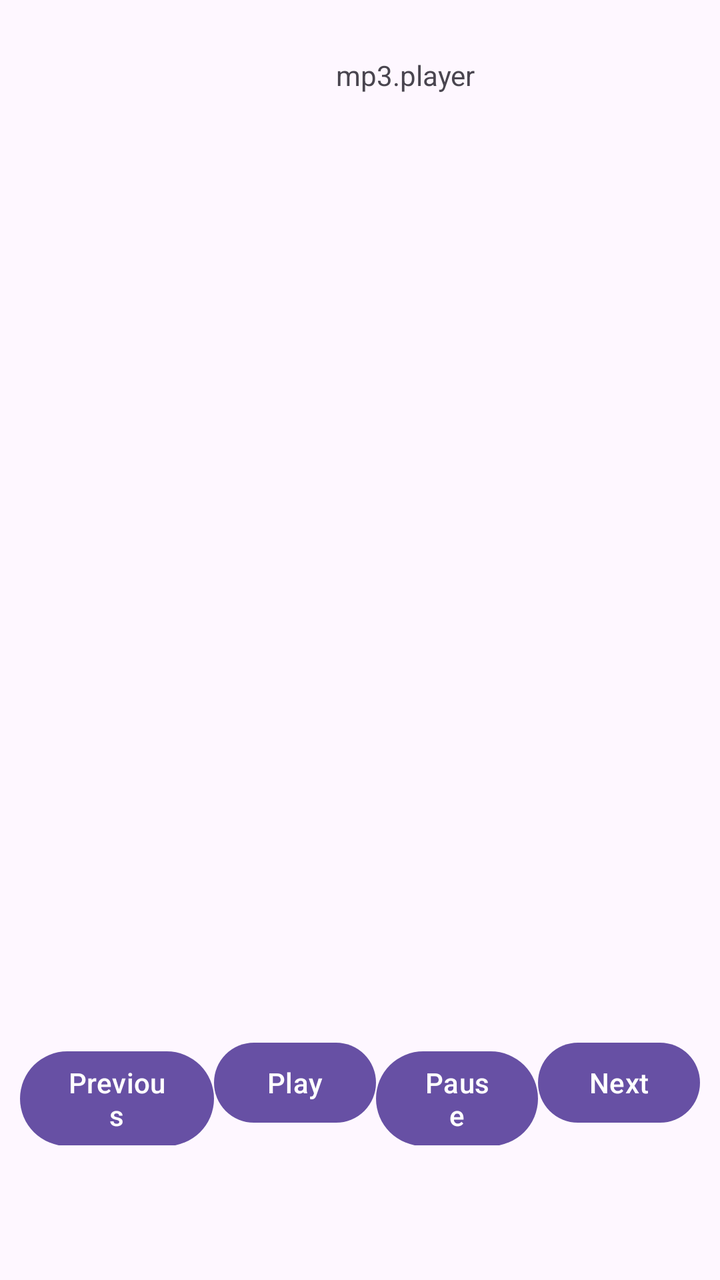
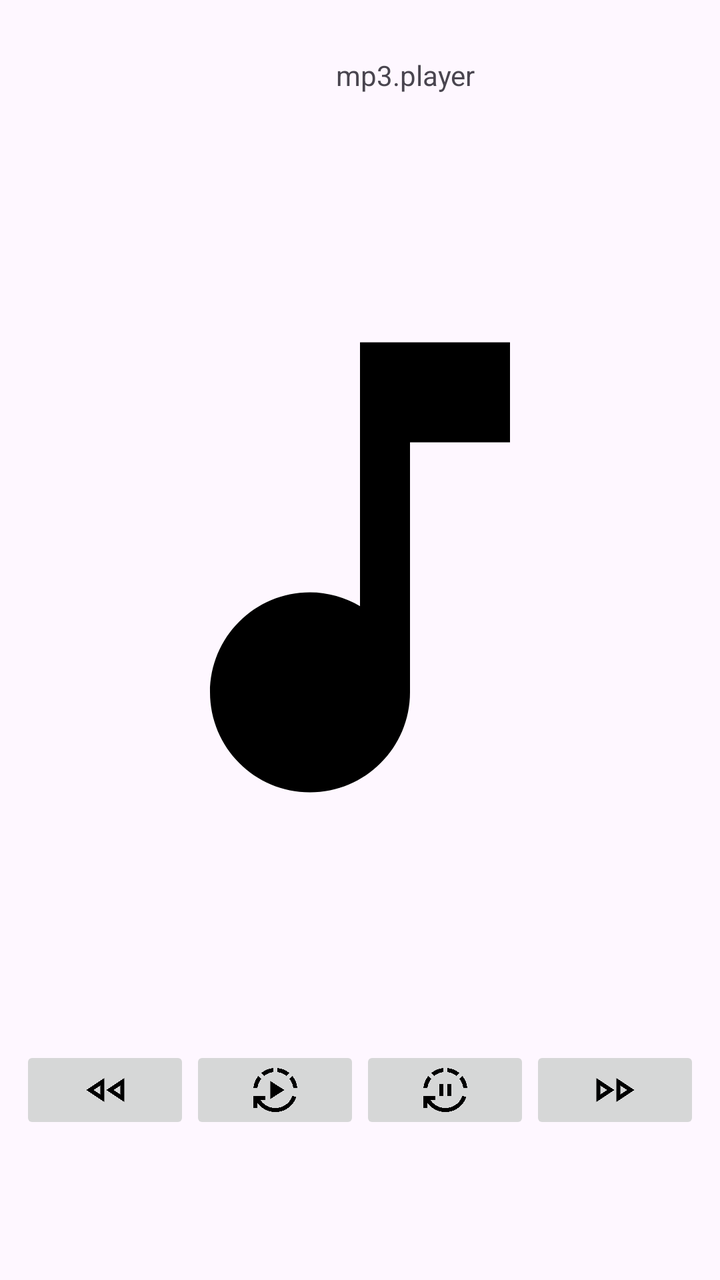

An Android layout rendered at two revisions. The XML below is the earlier revision; the diff shows what the commit changed to produce the second picture.
<!-- AndroidManifest.xml: application theme Theme.MyApplication -->
<!-- res/layout/activity_main.xml -->
<?xml version="1.0" encoding="utf-8"?>
<androidx.constraintlayout.widget.ConstraintLayout xmlns:android="http://schemas.android.com/apk/res/android"
    xmlns:app="http://schemas.android.com/apk/res-auto"
    xmlns:tools="http://schemas.android.com/tools"
    android:id="@+id/main"
    android:layout_width="match_parent"
    android:layout_height="match_parent"
    tools:context=".MainActivity">

    <TextView
        android:id="@+id/textView"
        android:layout_width="wrap_content"
        android:layout_height="wrap_content"
        android:layout_marginStart="168dp"
        android:layout_marginTop="28dp"
        android:text="@string/app_name"
        app:layout_constraintStart_toStartOf="parent"
        app:layout_constraintTop_toTopOf="parent" />

    <LinearLayout
        android:id="@+id/linearLayout"
        android:layout_width="match_parent"
        android:layout_height="wrap_content"
        android:layout_marginStart="10dp"
        android:layout_marginTop="500dp"
        android:layout_marginEnd="10dp"
        android:layout_marginBottom="50dp"
        android:orientation="horizontal"
        app:layout_constraintBottom_toBottomOf="parent"
        app:layout_constraintEnd_toEndOf="parent"
        app:layout_constraintStart_toStartOf="parent"
        app:layout_constraintTop_toTopOf="parent">

        <Button
            android:id="@+id/btnPrevious"
            android:layout_width="wrap_content"
            android:layout_height="wrap_content"
            android:layout_weight="1"
            android:text="@string/button_text_previous" />

        <Button
            android:id="@+id/btnPlay"
            android:layout_width="wrap_content"
            android:layout_height="wrap_content"
            android:layout_weight="1"
            android:text="@string/button_text" />

        <Button
            android:id="@+id/btnStop"
            android:layout_width="wrap_content"
            android:layout_height="wrap_content"
            android:layout_weight="1"
            android:text="@string/button_text_stop" />

        <Button
            android:id="@+id/btnNext"
            android:layout_width="wrap_content"
            android:layout_height="wrap_content"
            android:layout_weight="1"
            android:text="@string/button_text_next" />
    </LinearLayout>

</androidx.constraintlayout.widget.ConstraintLayout>
<!-- resources referenced by this layout -->
<resources>
  <string name="app_name">mp3.player</string>
  <string name="button_text">Play</string>
  <string name="button_text_next">Next</string>
  <string name="button_text_previous">Previous</string>
  <string name="button_text_stop">Pause</string>
  <style name="Theme.MyApplication" parent="Base.Theme.MyApplication" />
  <style name="Base.Theme.MyApplication" parent="Theme.Material3.DayNight.NoActionBar">
          
          
      </style>
</resources>

<!-- the commit's change to res/layout/activity_main.xml (unified diff, before → after) -->
@@ -17,6 +17,17 @@
         app:layout_constraintStart_toStartOf="parent"
         app:layout_constraintTop_toTopOf="parent" />
 
+    <ImageView
+        android:id="@+id/imageNote"
+        android:layout_width="300dp"
+        android:layout_height="400dp"
+        android:src="@drawable/baseline_music_note_24"
+        app:layout_constraintBottom_toBottomOf="@id/linearLayout"
+        app:layout_constraintEnd_toEndOf="parent"
+        app:layout_constraintStart_toStartOf="parent"
+        app:layout_constraintTop_toTopOf="parent" />
+
+
     <LinearLayout
         android:id="@+id/linearLayout"
         android:layout_width="match_parent"
@@ -31,33 +42,33 @@
         app:layout_constraintStart_toStartOf="parent"
         app:layout_constraintTop_toTopOf="parent">
 
-        <Button
+        <ImageButton
             android:id="@+id/btnPrevious"
             android:layout_width="wrap_content"
             android:layout_height="wrap_content"
             android:layout_weight="1"
-            android:text="@string/button_text_previous" />
+            android:src="@drawable/outline_fast_rewind_24" />
 
-        <Button
+        <ImageButton
             android:id="@+id/btnPlay"
             android:layout_width="wrap_content"
             android:layout_height="wrap_content"
             android:layout_weight="1"
-            android:text="@string/button_text" />
+            android:src="@drawable/outline_autoplay_24" />
 
-        <Button
+        <ImageButton
             android:id="@+id/btnStop"
             android:layout_width="wrap_content"
             android:layout_height="wrap_content"
             android:layout_weight="1"
-            android:text="@string/button_text_stop" />
+            android:src="@drawable/outline_autopause_24" />
 
-        <Button
+        <ImageButton
             android:id="@+id/btnNext"
             android:layout_width="wrap_content"
             android:layout_height="wrap_content"
             android:layout_weight="1"
-            android:text="@string/button_text_next" />
+            android:src="@drawable/outline_fast_forward_24" />
     </LinearLayout>
 
 </androidx.constraintlayout.widget.ConstraintLayout>
<!-- resource entries referenced after the edit -->
@@ -1,10 +1,36 @@
 <!-- resources referenced by this layout -->
 <resources>
+  <!-- drawable baseline_music_note_24 (drawable) -->
+  <vector xmlns:android="http://schemas.android.com/apk/res/android" android:height="24dp" android:tint="#000000" android:viewportHeight="24" android:viewportWidth="24" android:width="24dp">
+        
+      <path android:fillColor="@android:color/white" android:pathData="M12,3v10.55c-0.59,-0.34 -1.27,-0.55 -2,-0.55 -2.21,0 -4,1.79 -4,4s1.79,4 4,4 4,-1.79 4,-4V7h4V3h-6z"/>
+      
+  </vector>
+  <!-- drawable outline_autopause_24 (drawable) -->
+  <vector xmlns:android="http://schemas.android.com/apk/res/android" android:height="24dp" android:tint="#000000" android:viewportHeight="960" android:viewportWidth="960" android:width="24dp">
+        
+      <path android:fillColor="@android:color/white" android:pathData="M360,600L360,360L440,360L440,600L360,600ZM520,600L520,360L600,360L600,600L520,600ZM480,920Q372,920 277.5,870.5Q183,821 120,732L120,840L40,840L40,600L280,600L280,680L182,680Q233,755 311.5,797.5Q390,840 480,840Q595,840 688.5,774Q782,708 820,599L898,617Q853,753 738,836.5Q623,920 480,920ZM42,440Q49,373 74,311.5Q99,250 143,198L200,255Q168,296 148,342.5Q128,389 123,440L42,440ZM256,199L199,142Q252,98 313,72.5Q374,47 440,42L440,122Q389,127 343,147Q297,167 256,199ZM705,199Q664,167 617.5,147Q571,127 520,122L520,42Q587,48 648.5,73Q710,98 762,142L705,199ZM838,440Q833,389 813,342.5Q793,296 761,255L818,198Q862,250 887,311.5Q912,373 918,440L838,440Z"/>
+      
+  </vector>
+  <!-- drawable outline_autoplay_24 (drawable) -->
+  <vector xmlns:android="http://schemas.android.com/apk/res/android" android:height="24dp" android:tint="#000000" android:viewportHeight="960" android:viewportWidth="960" android:width="24dp">
+        
+      <path android:fillColor="@android:color/white" android:pathData="M380,660L380,300L660,480L380,660ZM480,920Q372,920 277.5,870.5Q183,821 120,732L120,840L40,840L40,600L280,600L280,680L182,680Q233,755 311.5,797.5Q390,840 480,840Q595,840 688.5,774Q782,708 820,599L898,617Q853,753 738,836.5Q623,920 480,920ZM42,440Q49,373 74,311.5Q99,250 143,198L200,255Q168,296 148,342.5Q128,389 123,440L42,440ZM256,199L199,142Q252,98 313,72.5Q374,47 440,42L440,122Q389,127 343,147Q297,167 256,199ZM705,199Q664,167 617.5,147Q571,127 520,122L520,42Q587,48 648.5,73Q710,98 762,142L705,199ZM838,440Q833,389 813,342.5Q793,296 761,255L818,198Q862,250 887,311.5Q912,373 918,440L838,440Z"/>
+      
+  </vector>
+  <!-- drawable outline_fast_forward_24 (drawable) -->
+  <vector xmlns:android="http://schemas.android.com/apk/res/android" android:height="24dp" android:tint="#000000" android:viewportHeight="960" android:viewportWidth="960" android:width="24dp">
+        
+      <path android:fillColor="@android:color/white" android:pathData="M100,720L100,240L460,480L100,720ZM500,720L500,240L860,480L500,720ZM180,480L180,480L180,480ZM580,480L580,480L580,480ZM180,570L316,480L180,390L180,570ZM580,570L716,480L580,390L580,570Z"/>
+      
+  </vector>
+  <!-- drawable outline_fast_rewind_24 (drawable) -->
+  <vector xmlns:android="http://schemas.android.com/apk/res/android" android:height="24dp" android:tint="#000000" android:viewportHeight="960" android:viewportWidth="960" android:width="24dp">
+        
+      <path android:fillColor="@android:color/white" android:pathData="M860,720L500,480L860,240L860,720ZM460,720L100,480L460,240L460,720ZM380,480L380,480L380,480ZM780,480L780,480L780,480ZM380,570L380,390L244,480L380,570ZM780,570L780,390L644,480L780,570Z"/>
+      
+  </vector>
   <string name="app_name">mp3.player</string>
-  <string name="button_text">Play</string>
-  <string name="button_text_next">Next</string>
-  <string name="button_text_previous">Previous</string>
-  <string name="button_text_stop">Pause</string>
   <style name="Theme.MyApplication" parent="Base.Theme.MyApplication" />
   <style name="Base.Theme.MyApplication" parent="Theme.Material3.DayNight.NoActionBar">
           
